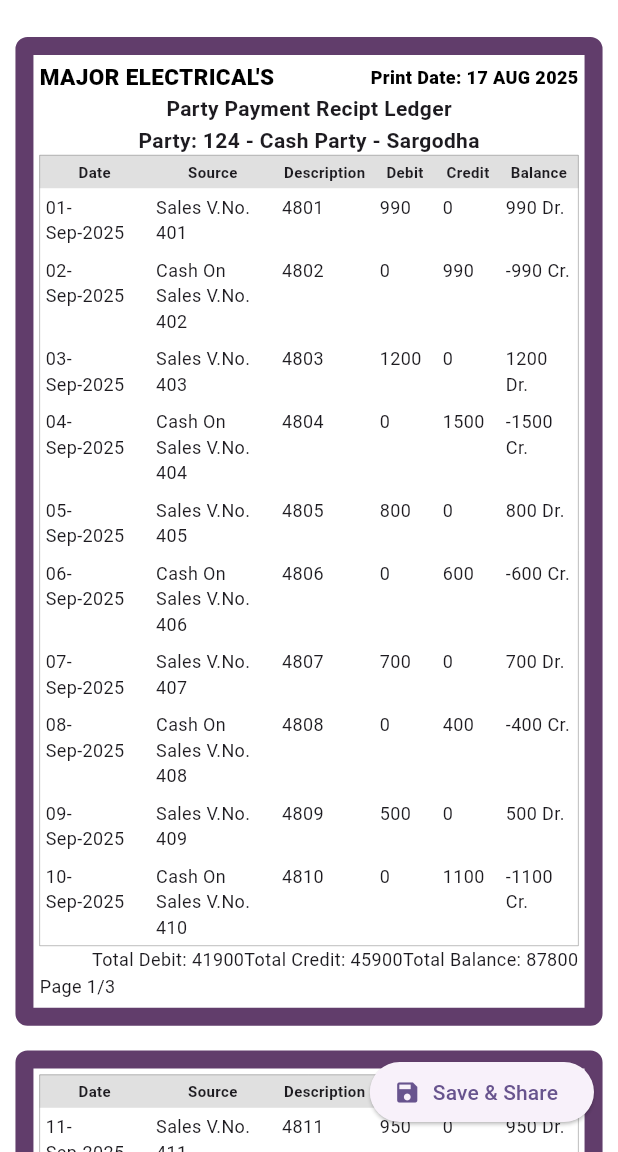
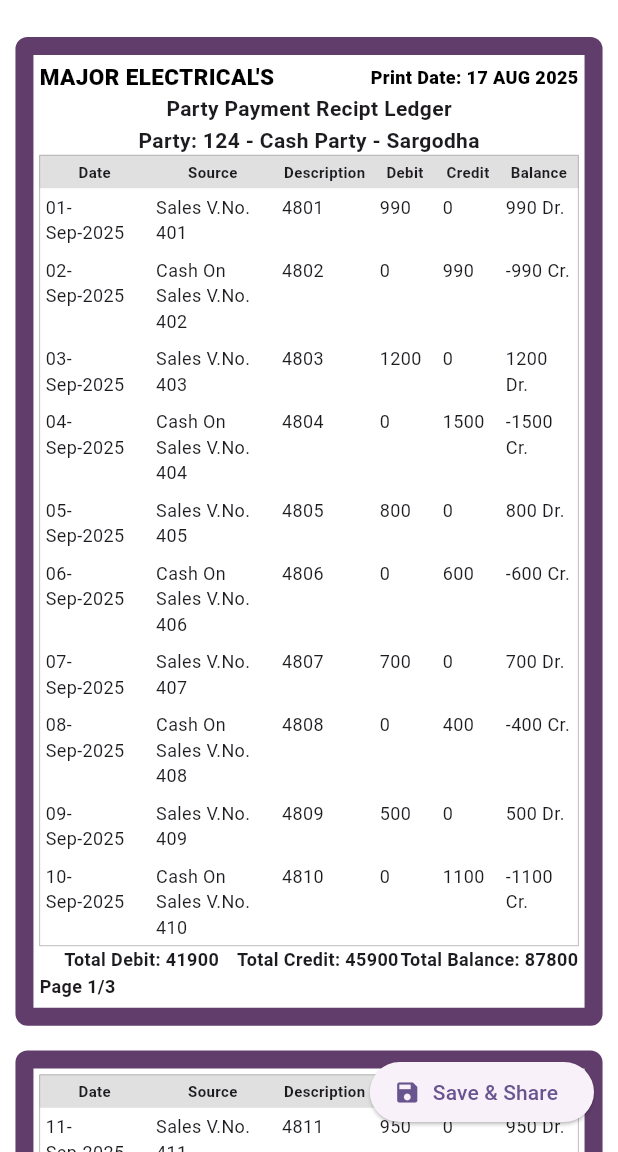
Before and after one commit to edusoftdevelopment/dummy-project, a Flutter app: the screen it shows after launch, on a phone screen of 412 x 824 dp, the part 84-1236 px from its top. Run offline on Flutter 3.47's test engine with Material 3 defaults, Android fonts, the phone set to English and light mode, and no system bars; drawn by our look-alikes of auto_size_text; our stand-ins replace flutter_riverpod, flutter_svg, share_plus.

Commit message:
few new changing

```diff
--- a/lib/feature/recept_page/widget/recept_header.dart
+++ b/lib/feature/recept_page/widget/recept_header.dart
@@ -75,27 +75,59 @@ class ReceiptHeader extends ConsumerWidget {
         Row(
           mainAxisAlignment: MainAxisAlignment.end,
           children: [
-            AutoSizeText(
-              'Total Debit: ${debitSum.toStringAsFixed(0)}',
-              style: const TextStyle(fontSize: 2),
+            Expanded(
+              child: AutoSizeText(
+                'Total Debit: ${debitSum.toStringAsFixed(0)}',
+                minFontSize: 8,
+                maxFontSize: 12,
+                maxLines: 1,
+                overflow: TextOverflow.ellipsis,
+                style: const TextStyle(
+                  fontSize: 12,
+                  fontWeight: FontWeight.w600,
+                ),
+                textAlign: TextAlign.right,
+              ),
             ),
-            // const Spacer(),
-            AutoSizeText(
-              'Total Credit: ${creditSum.toStringAsFixed(0)}',
-              style: const TextStyle(fontSize: 2),
+            Expanded(
+              child: AutoSizeText(
+                'Total Credit: ${creditSum.toStringAsFixed(0)}',
+                minFontSize: 8,
+                maxFontSize: 12,
+                maxLines: 1,
+                overflow: TextOverflow.ellipsis,
+                style: const TextStyle(
+                  fontSize: 12,
+                  fontWeight: FontWeight.w600,
+                ),
+                textAlign: TextAlign.right,
+              ),
             ),
-            // const Spacer(),
-            AutoSizeText(
-              'Total Balance: ${balanceSum.toStringAsFixed(0)}',
-              style: const TextStyle(fontSize: 2),
+            Expanded(
+              child: AutoSizeText(
+                'Total Balance: ${balanceSum.toStringAsFixed(0)}',
+                minFontSize: 8,
+                maxFontSize: 12,
+                maxLines: 1,
+                overflow: TextOverflow.ellipsis,
+                style: const TextStyle(
+                  fontSize: 12,
+                  fontWeight: FontWeight.w600,
+                ),
+                textAlign: TextAlign.right,
+              ),
             ),
-            // const Spacer(),
           ],
         ),
         SizedBox(height: screenHeight * 0.001),
         AutoSizeText(
           'Page $currentPage/$totalPages',
-          style: const TextStyle(fontSize: 2),
+          minFontSize: 8,
+          maxFontSize: 12,
+          maxLines: 1,
+          overflow: TextOverflow.ellipsis,
+          style: const TextStyle(fontSize: 12, fontWeight: FontWeight.w600),
+          textAlign: TextAlign.center,
         ),
       ],
     );
```
